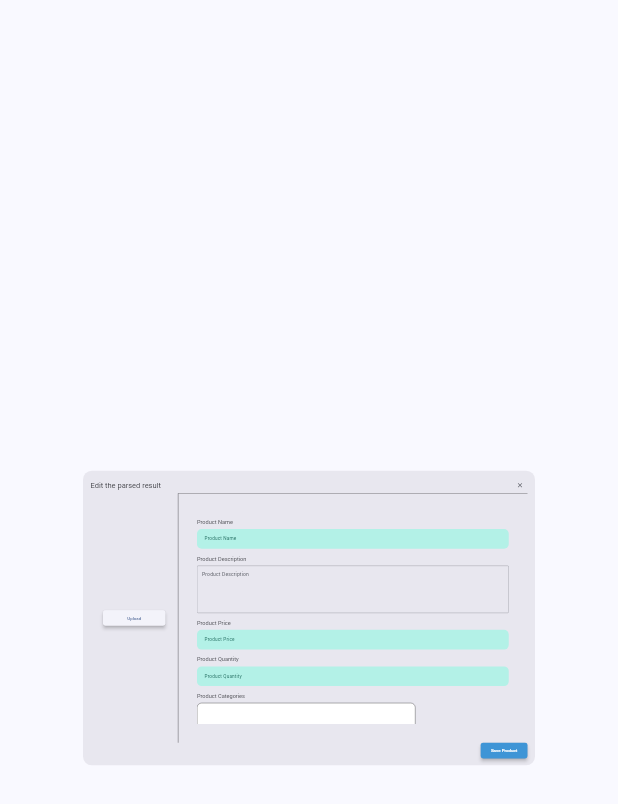
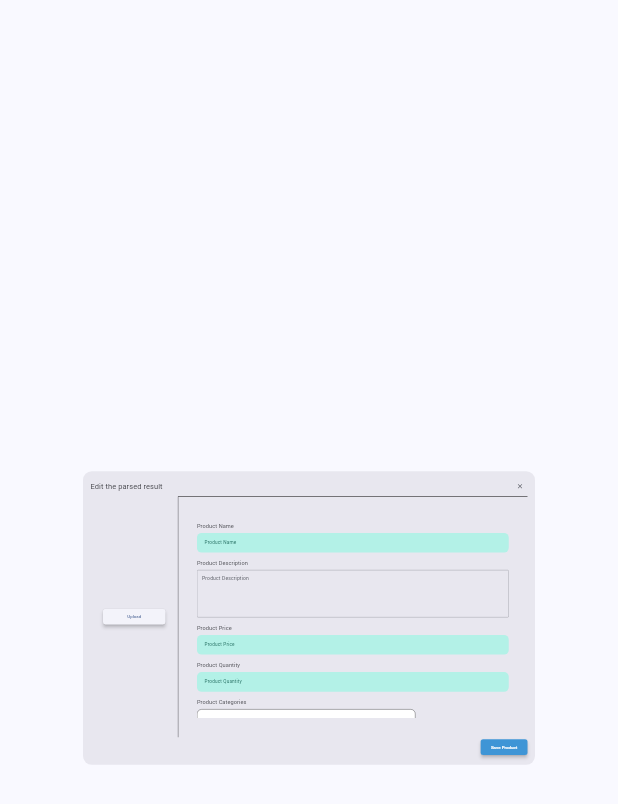
Before and after one commit to varunvilva/ONDC-Build-For-Bharat, a Flutter app: the EditResult widget shown alone on an empty page, opened directly, on a phone screen of 412 x 824 dp. Shown: the top 804 px of the screen. Run offline on Flutter 3.47's test engine with Material 3 defaults, Android fonts, the phone set to English and light mode, and no system bars; our stand-ins replace calendar_date_picker2, dio, file_picker, firebase_core, flutter_riverpod, go_router and 6 more; missing offline and left inert: dart:html; accounts and stored records are empty; Roboto replaces fonts that are missing (RobotoFlex); statements that could not run were skipped.

Commit message:
Fixed button overflow bug

```diff
--- a/shelfie/lib/components/edit_result.dart
+++ b/shelfie/lib/components/edit_result.dart
@@ -17,15 +17,16 @@ class EditResult extends ConsumerWidget {
     return ResponsiveScaledBox(
       width: 1980,
       child: AlertDialog(
-        title: SizedBox(
+        content: SizedBox(
           width: 1400,
           height: 900,
-          child: Center(
           child: Column(
+            mainAxisSize: MainAxisSize.min,
             children: [
-                Row(
+              Expanded(
+                child: Row(
                   children: [
-                    const Text('Edit the parsed result'),
+                    const Text('Edit the parsed result', style: TextStyle(fontSize: 24)),
                     const Spacer(),
                     IconButton(
                       icon: const Icon(Icons.close),
@@ -33,12 +34,12 @@ class EditResult extends ConsumerWidget {
                     ),
                   ],
                 ),
-                SizedBox(
-                  height: 800,
+              ),
+              Expanded(
+                flex: 12,
                 child: Row(
                   children: [
                     Expanded(
-                        flex: 1,
                       child: Container(
                         alignment: Alignment.center,
                         padding: const EdgeInsets.all(8.0),
@@ -287,7 +288,8 @@ class EditResult extends ConsumerWidget {
                   ],
                 ),
               ),
-                Align(
+              Expanded(
+                child: Align(
                   alignment: Alignment.centerRight,
                   child: ElevatedButton(
                     onPressed: () {
@@ -305,9 +307,9 @@ class EditResult extends ConsumerWidget {
                     ),
                     child: const Text('Save Product', style: TextStyle(color: Colors.white)),
                   ),
-                )
+                ),
+              ),
             ],
-            ),
           ),
         ),
       ),
```
Also changed, not shown: shelfie/lib/components/add_product.dart (+9 -9 lines). Lines whose indentation alone changed are shown as unchanged.
